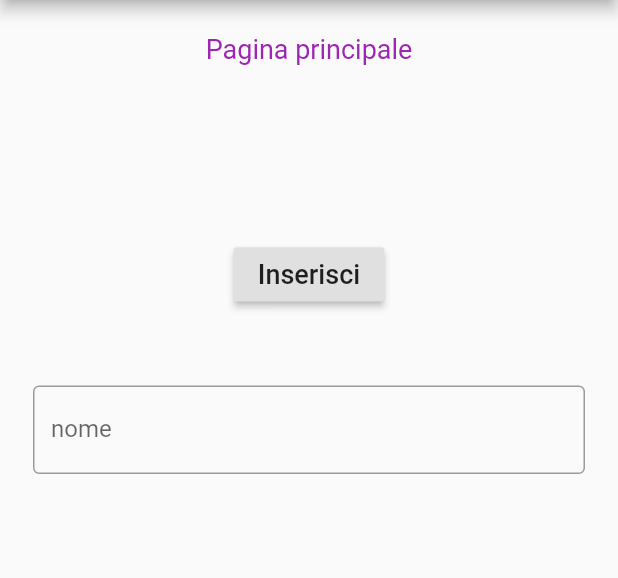
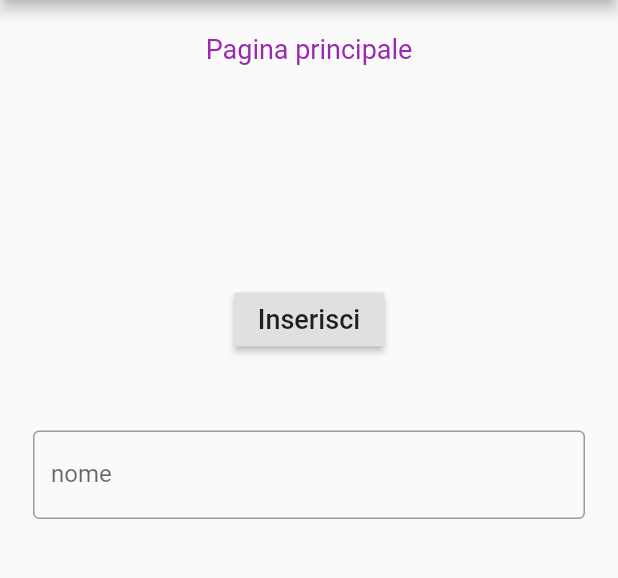
Before and after one commit to daniele10529/eccellenze_italiane, a Flutter app: the screen it shows after launch, on a phone screen of 412 x 824 dp, the part 84-662 px from its top. Run offline on Flutter 3.47's test engine with Material 2 defaults, Android fonts, the phone set to English and light mode, and no system bars.

Commit message:
Primo esmpio dell'app

```diff
--- a/lib/main.dart
+++ b/lib/main.dart
@@ -46,8 +46,10 @@ class _my_content extends State<First_page>{
                 style: TextStyle(color: Colors.purple,fontSize: 18),
               ),
             ),
-            new Center(
-              child: Text(this.nome),
+            new Center(child: new Container(
+                  padding: EdgeInsets.only(top: 30),
+                  child: Text(this.nome),
+              ),
             ),
             new Center(
               child:  new Container(
```
